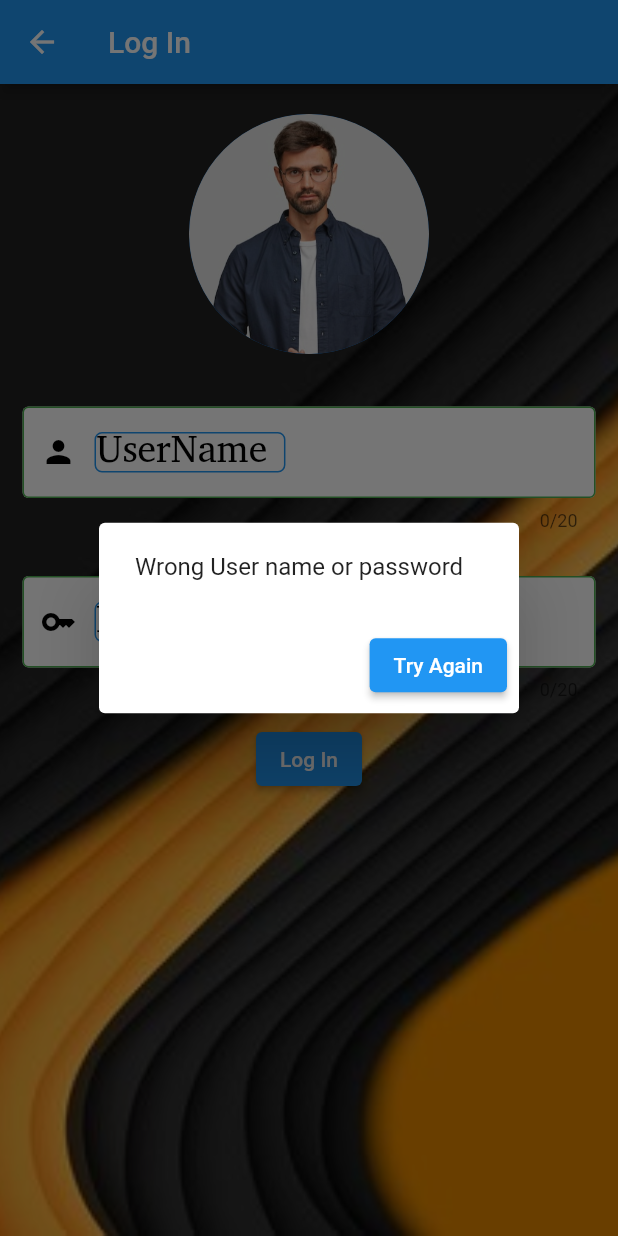
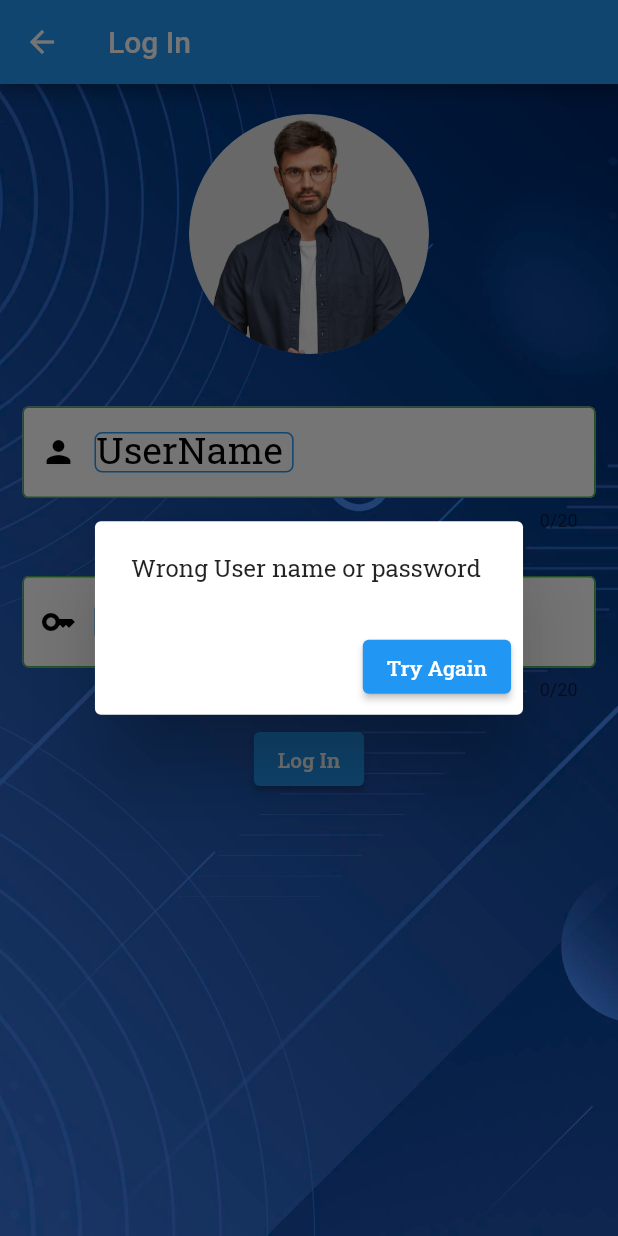
Before and after one commit to YazeedGhazalat/Assignment-8, a Flutter app: the Log_in screen opened directly, after a tap on "Log In", on a phone screen of 412 x 824 dp. Run offline on Flutter 3.47's test engine with Material 2 defaults, Android fonts, the phone set to English and light mode, and no system bars.

Commit message:
this is 1st update

```diff
--- a/lib/Home.dart
+++ b/lib/Home.dart
@@ -34,7 +34,7 @@ class _HomeState extends State<Home> {
                       "log_in Page",
                       style: TextStyle(
                           color: Colors.black,
-                          fontFamily: "AbyssinicaSIL",
+                          fontFamily: "RobotoSlab",
                           fontSize: 30),
                     )),
                 ElevatedButton(
@@ -49,7 +49,7 @@ class _HomeState extends State<Home> {
                     child: Text(
                         style: TextStyle(
                             color: Colors.black,
-                            fontFamily: "AbyssinicaSIL",
+                            fontFamily: "RobotoSlab",
                             fontSize: 30),
                         "Sign_up Page")),
               ],
--- a/lib/screens/login.dart
+++ b/lib/screens/login.dart
@@ -21,7 +21,7 @@ class _Log_inState extends State<Log_in> {
         decoration: BoxDecoration(
           image: DecorationImage(
             fit: BoxFit.cover,
-            image: AssetImage("images/2.jpg"),
+            image: AssetImage("images/3386851.jpg"),
           ),
         ),
         child: SingleChildScrollView(
@@ -46,9 +46,9 @@ class _Log_inState extends State<Log_in> {
                   cursorColor: Colors.red,
                   decoration: InputDecoration(
                     suffixStyle: TextStyle(
-                        color: Colors.black, fontFamily: "AbyssinicaSIL"),
+                        color: Colors.black, fontFamily: "RobotoSlab"),
                     labelStyle: TextStyle(
-                        color: Colors.black, fontFamily: "AbyssinicaSIL"),
+                        color: Colors.black, fontFamily: "RobotoSlab"),
                     filled: true,
                     fillColor: Colors.white,
                     enabledBorder: OutlineInputBorder(
@@ -58,7 +58,7 @@ class _Log_inState extends State<Log_in> {
                     prefixIcon: Icon(Icons.person, color: Colors.black),
                     hintText: "Please enter ur User_name ",
                     hintStyle: TextStyle(
-                        color: Colors.black, fontFamily: "AbyssinicaSIL"),
+                        color: Colors.black, fontFamily: "RobotoSlab"),
                     label: Container(
                       //                    color: Colors.white,
                       decoration: BoxDecoration(
@@ -74,7 +74,7 @@ class _Log_inState extends State<Log_in> {
                         style: TextStyle(
                             color: Color.fromARGB(255, 0, 0, 0),
                             fontSize: 25,
-                            fontFamily: "AbyssinicaSIL"),
+                            fontFamily: "RobotoSlab"),
                       ),
                     ),
                   ),
@@ -91,9 +91,9 @@ class _Log_inState extends State<Log_in> {
                   cursorColor: Colors.red,
                   decoration: InputDecoration(
                     suffixStyle: TextStyle(
-                        color: Colors.black, fontFamily: "AbyssinicaSIL"),
+                        color: Colors.black, fontFamily: "RobotoSlab"),
                     labelStyle: TextStyle(
-                        color: Colors.black, fontFamily: "AbyssinicaSIL"),
+                        color: Colors.black, fontFamily: "RobotoSlab"),
                     filled: true,
                     fillColor: Colors.white,
                     enabledBorder: OutlineInputBorder(
@@ -103,7 +103,7 @@ class _Log_inState extends State<Log_in> {
                     prefixIcon: Icon(Icons.key, color: Colors.black),
                     hintText: "Please enter ur password",
                     hintStyle: TextStyle(
-                        color: Colors.black, fontFamily: "AbyssinicaSIL"),
+                        color: Colors.black, fontFamily: "RobotoSlab"),
                     label: Container(
                       //                    color: Colors.white,
                       decoration: BoxDecoration(
@@ -119,7 +119,7 @@ class _Log_inState extends State<Log_in> {
                         style: TextStyle(
                             color: Color.fromARGB(255, 0, 0, 0),
                             fontSize: 25,
-                            fontFamily: "AbyssinicaSIL"),
+                            fontFamily: "RobotoSlab"),
                       ),
                     ),
                   ),
@@ -139,10 +139,56 @@ class _Log_inState extends State<Log_in> {
                         context: context,
                         builder: ((context) {
                           return AlertDialog(
-                            content: Text("u r welcome plz wait"),
+                            content: Text("You are welcome please wait!"),
                             actions: [
                               ElevatedButton(
-                                  onPressed: (() {}), child: Text("will wait")),
+                                  onPressed: (() {
+                                    Navigator.push(context, MaterialPageRoute(
+                                      builder: ((context) {
+                                        return AlertDialog(
+                                          shape: RoundedRectangleBorder(
+                                              borderRadius: BorderRadius.all(
+                                                  Radius.circular(10.0))),
+                                          content: SingleChildScrollView(
+                                            child: Container(
+                                              width: 250,
+                                              height: 300,
+                                              child: Column(
+                                                children: [
+                                                  Container(
+                                                      child: Text(
+                                                    "You are a good person",
+                                                    style: TextStyle(
+                                                        fontFamily:
+                                                            "RobotoSlab"),
+                                                  )),
+                                                  SizedBox(
+                                                    height: 15,
+                                                  ),
+                                                  Image.asset("images/4.jpg")
+                                                ],
+                                              ),
+                                            ),
+                                          ),
+                                          alignment: Alignment.center,
+                                          actionsAlignment:
+                                              MainAxisAlignment.center,
+                                          actions: [
+                                            ElevatedButton(
+                                                onPressed: (() {
+                                                  Navigator.pop(context,
+                                                      MaterialPageRoute(
+                                                          builder: ((context) {
+                                                    return Log_in();
+                                                  })));
+                                                }),
+                                                child: Text("Try Again"))
+                                          ],
+                                        );
+                                      }),
+                                    ));
+                                  }),
+                                  child: Text("will wait")),
                               ElevatedButton(
                                   onPressed: (() {
                                     Navigator.pop(context,
@@ -159,7 +205,10 @@ class _Log_inState extends State<Log_in> {
                       context: context,
                       builder: ((context) {
                         return AlertDialog(
-                            content: Text("Wrong User name or password "),
+                          content: Text(
+                            "Wrong User name or password ",
+                            style: TextStyle(fontFamily: "RobotoSlab"),
+                          ),
                           actions: [
                             ElevatedButton(
                                 onPressed: (() {
@@ -168,12 +217,19 @@ class _Log_inState extends State<Log_in> {
                                     return Log_in();
                                   })));
                                 }),
-                                  child: Text("Try Again"))
+                                child: Text(
+                                  "Try Again",
+                                  style: TextStyle(fontFamily: "RobotoSlab"),
+                                ))
                           ],
                         );
-                        })));
                       }),
-                child: Text("Log In"),
+                    ));
+                }),
+                child: Text(
+                  "Log In",
+                  style: TextStyle(fontFamily: "RobotoSlab"),
+                ),
               ),
             ],
           ),
```
Also changed, not shown: pubspec.yaml (+7 -3 lines), Fonts/LuxuriousRoman-Regular.ttf (added), Fonts/RobotoSlab-VariableFont_wght.ttf (added), images/3386851.jpg (added), images/4.jpg (added). Lines whose indentation alone changed are shown as unchanged.
